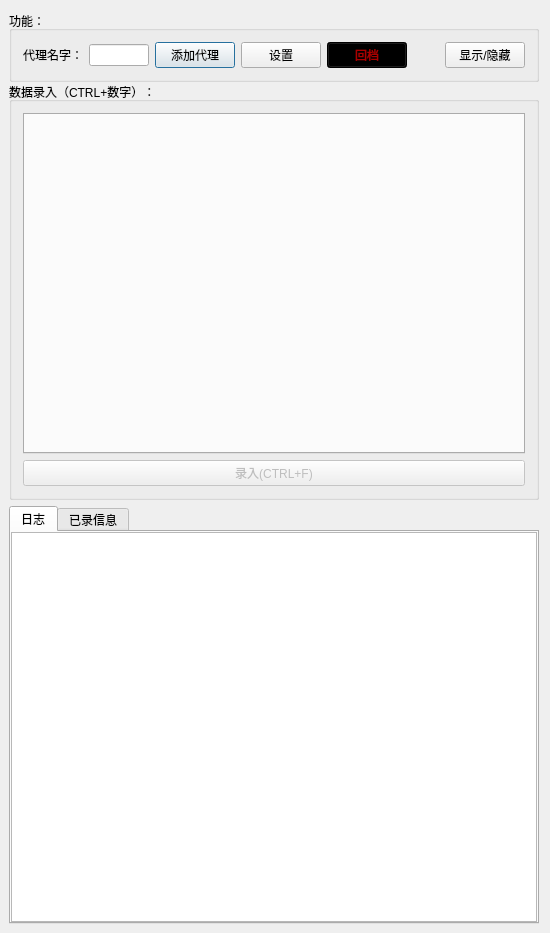
Old version of the form wx/wx.ui in the repository weibo6631352/wx.
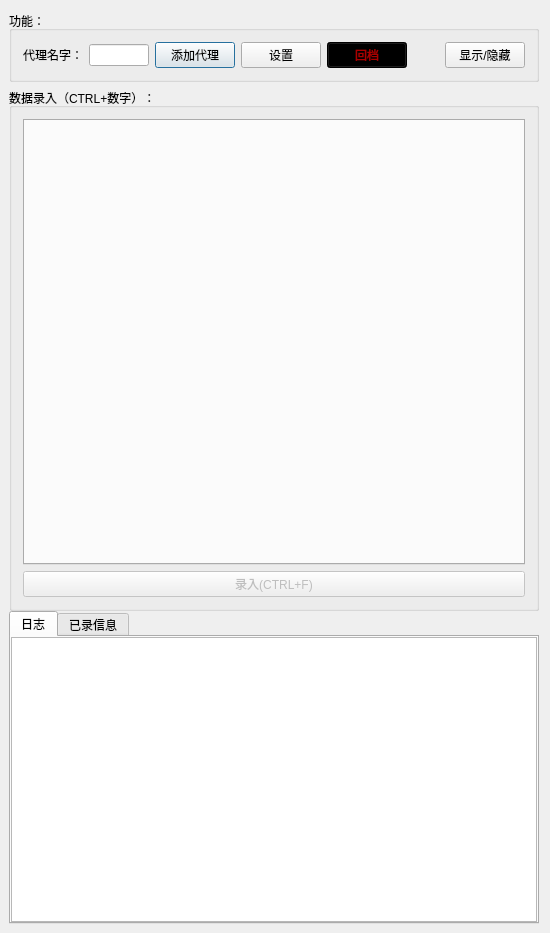
New version of the form. Icons and pictures are not drawn. Custom widgets are drawn as their Qt base class.

The edit to the form file:
```diff
--- a/wx/wx.ui
+++ b/wx/wx.ui
@@ -31,10 +31,14 @@
   <property name="windowTitle">
    <string>wx</string>
   </property>
+  <property name="windowIcon">
+   <iconset resource="wx.qrc">
+    <normaloff>:/wx/icon/huanhuan.ico</normaloff>:/wx/icon/huanhuan.ico</iconset>
+  </property>
   <property name="styleSheet">
    <string notr="true"/>
   </property>
-  <layout class="QVBoxLayout" name="verticalLayout">
+  <layout class="QVBoxLayout" name="verticalLayout" stretch="0,0,5,3">
    <property name="spacing">
     <number>0</number>
    </property>
@@ -47,30 +51,6 @@
    <property name="bottomMargin">
     <number>9</number>
    </property>
-   <item>
-    <widget class="QWidget" name="widget" native="true">
-     <property name="sizePolicy">
-      <sizepolicy hsizetype="Fixed" vsizetype="Preferred">
-       <horstretch>0</horstretch>
-       <verstretch>0</verstretch>
-      </sizepolicy>
-     </property>
-     <layout class="QGridLayout" name="gridLayout_3">
-      <property name="leftMargin">
-       <number>0</number>
-      </property>
-      <property name="topMargin">
-       <number>0</number>
-      </property>
-      <property name="rightMargin">
-       <number>0</number>
-      </property>
-      <property name="bottomMargin">
-       <number>0</number>
-      </property>
-     </layout>
-    </widget>
-   </item>
    <item>
     <widget class="QGroupBox" name="groupBox">
      <property name="sizePolicy">
@@ -179,6 +159,22 @@
      </layout>
     </widget>
    </item>
+   <item>
+    <layout class="QHBoxLayout" name="horizontalLayout_dailijishu">
+     <property name="leftMargin">
+      <number>3</number>
+     </property>
+     <property name="topMargin">
+      <number>3</number>
+     </property>
+     <property name="rightMargin">
+      <number>3</number>
+     </property>
+     <property name="bottomMargin">
+      <number>3</number>
+     </property>
+    </layout>
+   </item>
    <item>
     <widget class="QGroupBox" name="groupBox_2">
      <property name="minimumSize">
@@ -217,22 +213,6 @@
      </layout>
     </widget>
    </item>
-   <item>
-    <layout class="QHBoxLayout" name="horizontalLayout_dailijishu">
-     <property name="leftMargin">
-      <number>3</number>
-     </property>
-     <property name="topMargin">
-      <number>3</number>
-     </property>
-     <property name="rightMargin">
-      <number>3</number>
-     </property>
-     <property name="bottomMargin">
-      <number>3</number>
-     </property>
-    </layout>
-   </item>
    <item>
     <widget class="QTabWidget" name="tabWidget">
      <property name="minimumSize">
```
